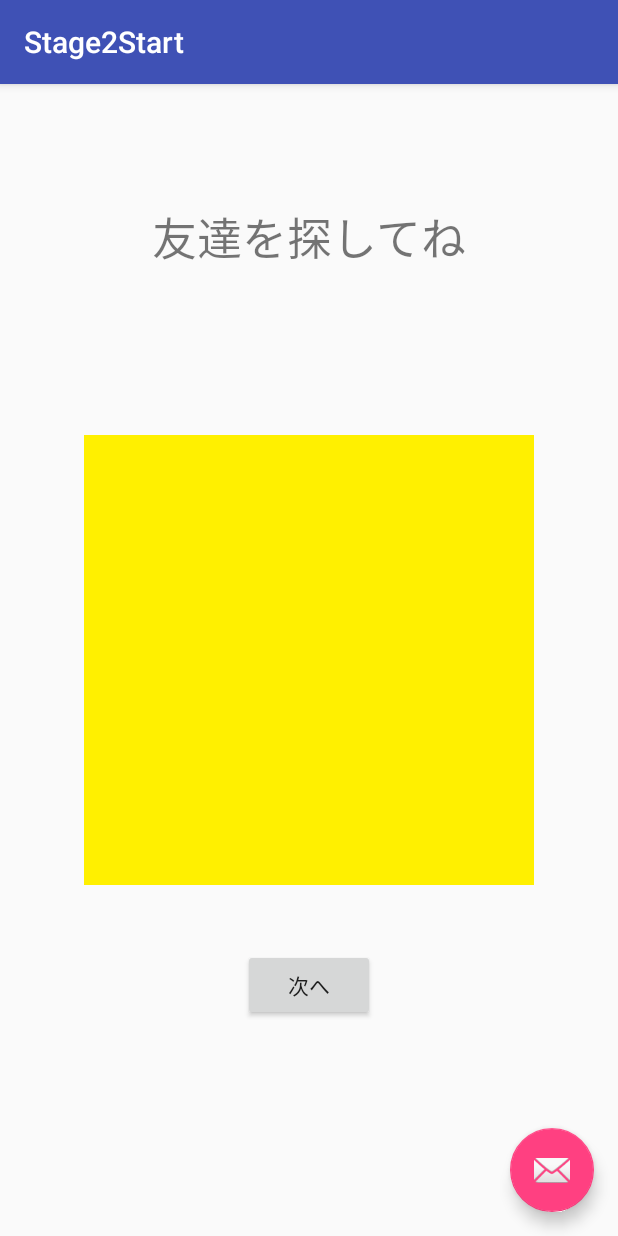
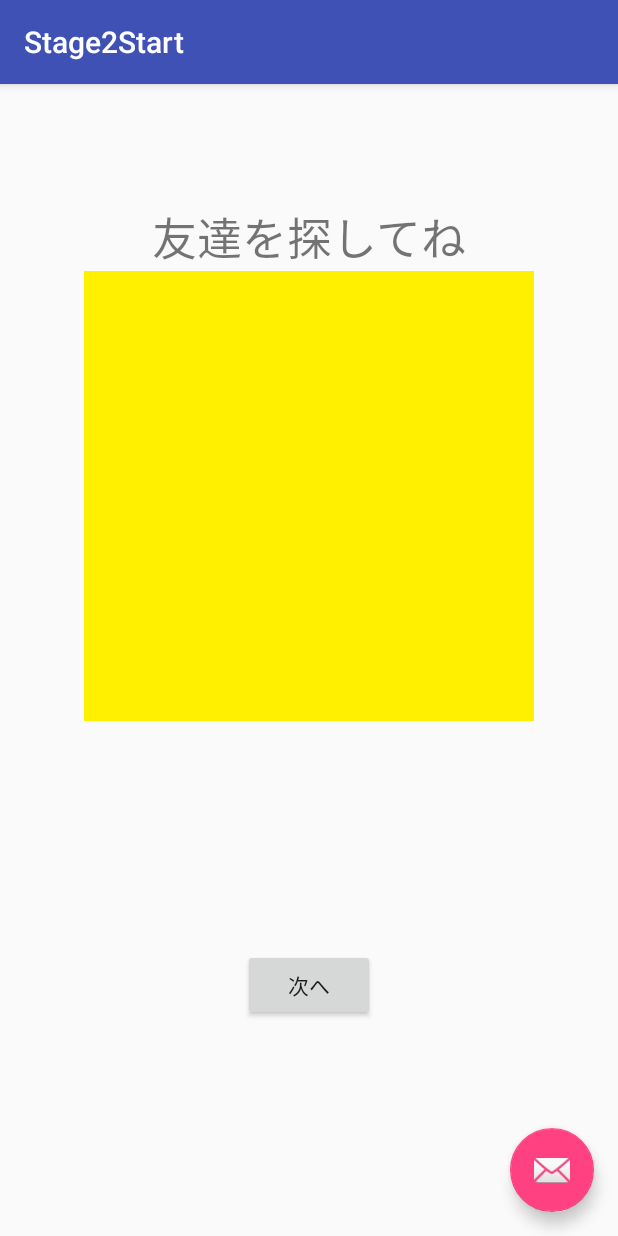
Before and after one commit to karinyasuda/dero, an Android app: the Stage2Start screen opened directly, with no data from a screen before it, on a phone screen of 412 x 824 dp. Run offline under Robolectric (Android 15) with nearby library versions, the phone set to English and light mode, and no system bars.

Commit message:
stage3 hint

```diff
--- a/app/src/main/res/layout/content_stage2_start.xml
+++ b/app/src/main/res/layout/content_stage2_start.xml
@@ -12,15 +12,13 @@
     tools:context="com.sukusuku.dero.Stage2Start"
     tools:showIn="@layout/activity_stage2_start">
 
-    <TextView
-        android:layout_width="wrap_content"
-        android:layout_height="wrap_content"
-        android:text="友達を探してね"
-        android:id="@+id/textView11"
-        android:textSize="30sp"
-        android:layout_alignParentTop="true"
-        android:layout_centerHorizontal="true"
-        android:layout_marginTop="63dp" />
+    <ImageView
+        android:layout_width="300dp"
+        android:layout_height="300dp"
+        android:id="@+id/imageView4"
+        android:background="#FFF000"
+        android:layout_below="@+id/textView11"
+        android:layout_centerHorizontal="true" />
 
     <Button
         android:layout_width="wrap_content"
@@ -34,12 +32,14 @@
         android:onClick="goStage2Question"
         android:layout_gravity="right" />
 
-    <ImageView
-        android:layout_width="300dp"
-        android:layout_height="300dp"
-        android:id="@+id/imageView4"
-        android:layout_centerVertical="true"
+    <TextView
+        android:layout_width="wrap_content"
+        android:layout_height="wrap_content"
+        android:text="友達を探してね"
+        android:id="@+id/textView11"
+        android:textSize="30sp"
+        android:layout_alignParentTop="true"
         android:layout_centerHorizontal="true"
-        android:background="#FFF000" />
+        android:layout_marginTop="63dp" />
 
 </RelativeLayout>
--- a/app/src/main/res/layout/content_stage3_main.xml
+++ b/app/src/main/res/layout/content_stage3_main.xml
@@ -37,6 +37,6 @@
         android:id="@+id/editText"
         android:layout_above="@+id/button13"
         android:layout_centerHorizontal="true"
-        android:text="答えを入力" />
+        android:hint="答えを入力" />
 
 </RelativeLayout>
```
